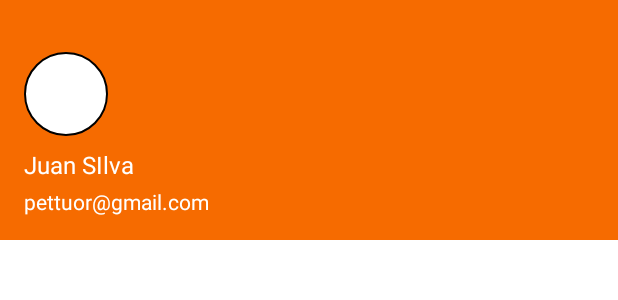
After one commit to Juan-ctt/PetTour, an Android app: the layout nav_header.xml on its own in the app's theme, with its tools: preview values and no code run, on a phone screen of 412 x 824 dp. The commit adds this screen. Shown: the top 300 px of the screen. Run offline under Robolectric (Android 15) with nearby library versions, the phone set to English and light mode, and no system bars.

Commit message:
adicionado botão flutuante e menu lateral

```diff
--- /dev/null
+++ b/app/src/main/res/drawable/baseline_menu_24.xml
@@ -0,0 +1,5 @@
+<vector android:height="24dp" android:tint="#000000"
+    android:viewportHeight="24" android:viewportWidth="24"
+    android:width="24dp" xmlns:android="http://schemas.android.com/apk/res/android">
+    <path android:fillColor="@android:color/white" android:pathData="M3,18h18v-2L3,16v2zM3,13h18v-2L3,11v2zM3,6v2h18L21,6L3,6z"/>
+</vector>
--- /dev/null
+++ b/app/src/main/res/layout/nav_header.xml
@@ -0,0 +1,34 @@
+<!-- res/layout/nav_header.xml -->
+<LinearLayout
+    xmlns:android="http://schemas.android.com/apk/res/android"
+    xmlns:app="http://schemas.android.com/apk/res-auto"
+    android:layout_width="match_parent"
+    android:layout_height="160dp"
+    android:background="@color/laranja_principal"
+    android:gravity="bottom"
+    android:orientation="vertical"
+    android:padding="16dp">
+
+    <ImageView
+        android:layout_width="56dp"
+        android:layout_height="56dp"
+        android:src="@drawable/shape_circulo_usuario"
+        android:contentDescription="Usuario"/>
+
+    <TextView
+        android:layout_width="wrap_content"
+        android:layout_height="wrap_content"
+        android:text="Juan SIlva"
+        android:textColor="@android:color/white"
+        android:textSize="16sp"
+        android:layout_marginTop="8dp"/>
+
+    <TextView
+        android:layout_width="wrap_content"
+        android:layout_height="wrap_content"
+        android:text="pettuor@gmail.com"
+        android:textColor="@android:color/white"
+        android:textSize="14sp"
+        android:layout_marginTop="4dp"/>
+
+</LinearLayout>
```
Also changed, not shown: app/src/main/java/com/example/pettour/MainActivity.java (+19 -0 lines), app/src/main/res/layout/activity_main.xml (+37 -6 lines), app/src/main/res/menu/nav_menu.xml (added, +17 -0 lines).
